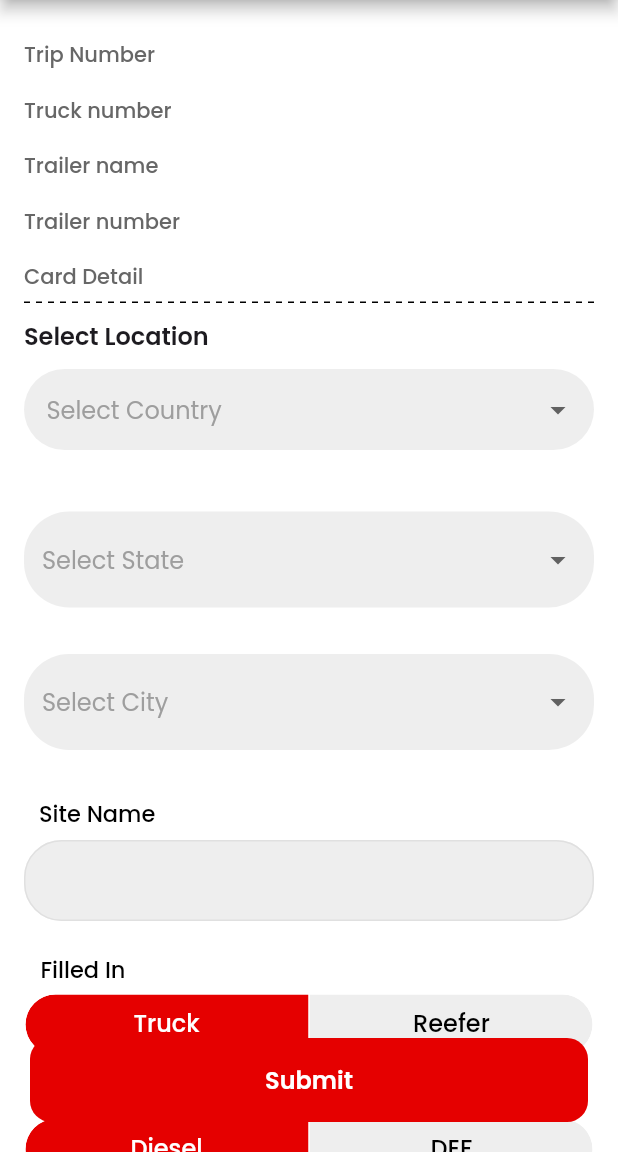
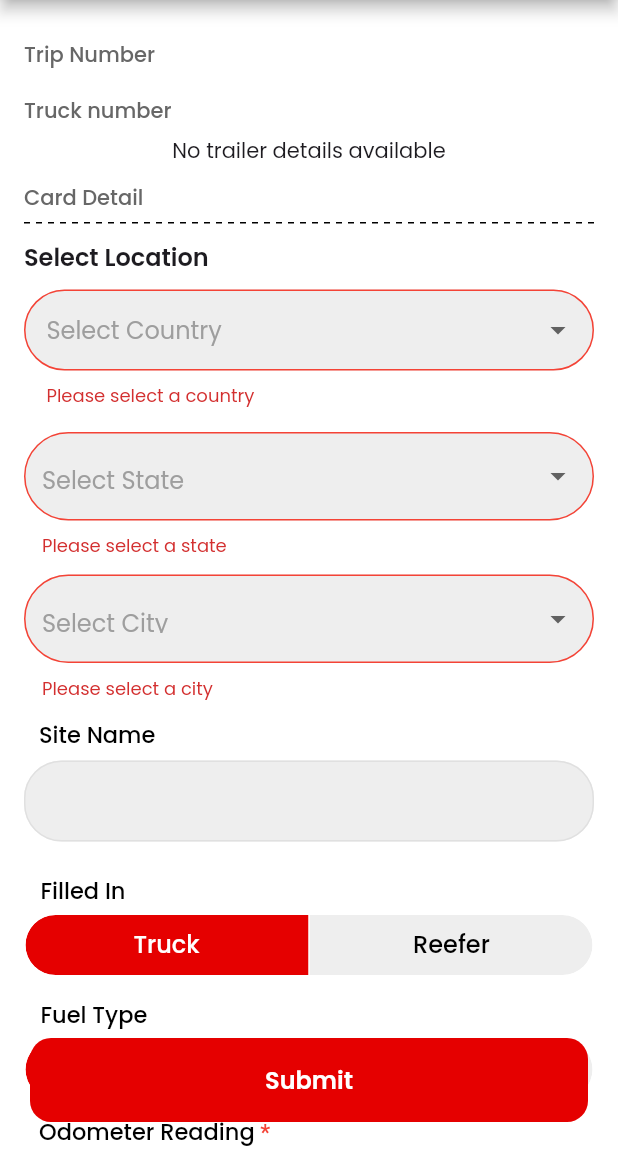
Before and after one commit to PiyushThakur077/Flying-Horse-frontend, a Flutter app: the RefuelView screen opened by its route, after a tap on "Diesel", on a phone screen of 412 x 824 dp, the part 84-1236 px from its top. Run offline on Flutter 3.47's test engine with Material 3 defaults, Android fonts, the phone set to English and light mode, and no system bars; drawn by our look-alikes of dotted_line; our stand-ins replace connectivity_plus, csc_picker, flutter_typeahead, get, get_storage, google_fonts and 2 more; accounts and stored records are empty.

Commit message:
Trailer Number and Trailer Name

```diff
--- a/lib/app/modules/refuel/controllers/refuel_controller.dart
+++ b/lib/app/modules/refuel/controllers/refuel_controller.dart
@@ -36,8 +36,8 @@
   var selectedCity = Cities().obs;
   var selectedCountry = ''.obs;
   var siteName = ''.obs;
-  var trailerNumber = ''.obs;
-  var trailerName = ''.obs;
+  var trailerNumbers = <String>[].obs;  // Updated to store multiple trailer numbers
+  var trailerNames = <String>[].obs;
 
   TextEditingController countryController = TextEditingController();
   TextEditingController stateController = TextEditingController();
@@ -64,9 +64,15 @@
     tripNumber.value = storage.read<String>('tripNumber') ?? '';
     cardDetail.value = storage.read<String>('cardNumber') ?? '';
     fuelQuantity.value = storage.read<double>('fuelQuantity') ?? 0.0;
-    trailerNumber.value = storage.read<String>('trailerNumber') ?? '';
-    trailerName.value = storage.read<String>('trailerName') ?? '';
+     List<dynamic>? storedTrailerNames = storage.read<List<dynamic>>('trailerNames');
+    List<dynamic>? storedTrailerNumbers = storage.read<List<dynamic>>('trailerNumbers');
+
+    // Update the observable lists if the stored data is available
+    trailerNames.value = storedTrailerNames != null ? List<String>.from(storedTrailerNames) : [];
+    trailerNumbers.value = storedTrailerNumbers != null ? List<String>.from(storedTrailerNumbers) : [];
+  print( storedTrailerNumbers);
   }
+
 
   Future<void> fetchProvinces(String iso2CountryCode) async {
     if (iso2CountryCode.isEmpty) return;
@@ -95,21 +101,27 @@
 
  void onCountrySelected(String? country) {
   if (country != null) {
+    // Reset selected province and city when the country is changed
     selectedProvince.value = Province();
     selectedCity.value = Cities();
     selectedCountry.value = country;
 
+    // Check if the selected country is the United States
     if (countryIso2Map[country] == 'US') {
+      // If the country is the United States, switch to Gallon and Miles
       fuelQuantityUnit.value = 'Gallon';
       odometerReadingUnit.value = 'Miles';
     } else {
+      // For other countries, use liters and KM
       fuelQuantityUnit.value = 'liters';
       odometerReadingUnit.value = 'KM';
     }
 
+    // Fetch provinces based on the selected country
     fetchProvinces(countryIso2Map[country]!);
   }
 }
+
 
 
   void onProvinceSelected(Province? value) {
--- a/lib/app/modules/refuel/views/refuel_view.dart
+++ b/lib/app/modules/refuel/views/refuel_view.dart
@@ -100,17 +100,38 @@
                     showDottedLine: false,
                     spaceHeight: 10.0,
                   ),
+                Obx(
+                    () {
+                      // Check if trailer lists are not empty
+                      if (controller.trailerNames.isEmpty ||
+                          controller.trailerNumbers.isEmpty) {
+                        return Center(
+                          child: Text('No trailer details available'),
+                        );
+                      }
+                      return Column(
+                        crossAxisAlignment: CrossAxisAlignment.start,
+                        children: List.generate(controller.trailerNames.length,
+                            (index) {
+                          return Column(
+                            children: [
                               TripDetailRow(
                                 leftText: "Trailer name",
-                    rightText: controller.trailerName.value,
+                                rightText: controller.trailerNames[index],
                                 showDottedLine: false,
                                 spaceHeight: 10.0,
                               ),
                               TripDetailRow(
                                 leftText: "Trailer number",
-                    rightText: controller.trailerNumber.value,
+                                rightText: controller.trailerNumbers[index],
                                 showDottedLine: false,
                                 spaceHeight: 10.0,
+                              ),
+                            ],
+                          );
+                        }),
+                      );
+                    },
                   ),
 
                   TripDetailRow(
--- a/lib/app/modules/refuel_card/controllers/refuel_card_controller.dart
+++ b/lib/app/modules/refuel_card/controllers/refuel_card_controller.dart
@@ -10,7 +10,7 @@
   var isLoading = true.obs;
   var isEditable = true.obs;
   var apiProvider = ApiProvider();
-
+ var trailers = <Map<String, dynamic>>[].obs;
   var provinces = <Province>[].obs;
   var selectedProvince = Province().obs;
   var selectedCity = Cities().obs;
@@ -69,8 +69,17 @@
       print('Received trip details: $details');
       tripDetails.value = details;
 
+      // Fetch trailer details if available
+      if (details['trailers'] != null) {
+        trailers.value = List<Map<String, dynamic>>.from(details['trailers']);
+      } else {
+        trailers.clear();
+      }
+
       // Update the editability based on status_name
       isEditable.value = tripDetails['status_name'] != 'cancelled';
+    } catch (e) {
+      print('Error fetching trip details: $e');
     } finally {
       isLoading.value = false;
     }
--- a/lib/app/modules/refueling/controllers/refueling_controller.dart
+++ b/lib/app/modules/refueling/controllers/refueling_controller.dart
@@ -48,10 +48,16 @@
           GetStorage().write('tripNumber', trip['trip_number']);
           GetStorage().write('truckNumber', trip['truck_number']);
 
+          // Save both trailers data
           if (trip['trailers'] != null && trip['trailers'].isNotEmpty) {
-            var trailer = trip['trailers'][0]; // Assuming you want to save the first trailer
-            GetStorage().write('trailerName', trailer['trailer_name']);
-            GetStorage().write('trailerNumber', trailer['trailer_number']);
+            List<Map<String, String>> trailers = trip['trailers'].map((trailer) {
+              return {
+                'trailerName': trailer['trailer_name'],
+                'trailerNumber': trailer['trailer_number'],
+              };
+            }).toList();
+
+            GetStorage().write('trailers', trailers);
           }
           break;
         }
@@ -63,6 +69,7 @@
     isLoading(false);
   }
 }
+
 
 
   void updateTotalAmountPaid(String tripId, double amount) {
```
Also changed, not shown: lib/app/modules/refuel_card/views/refuel_card_view.dart (+68 -52 lines). Lines whose indentation alone changed are shown as unchanged.
